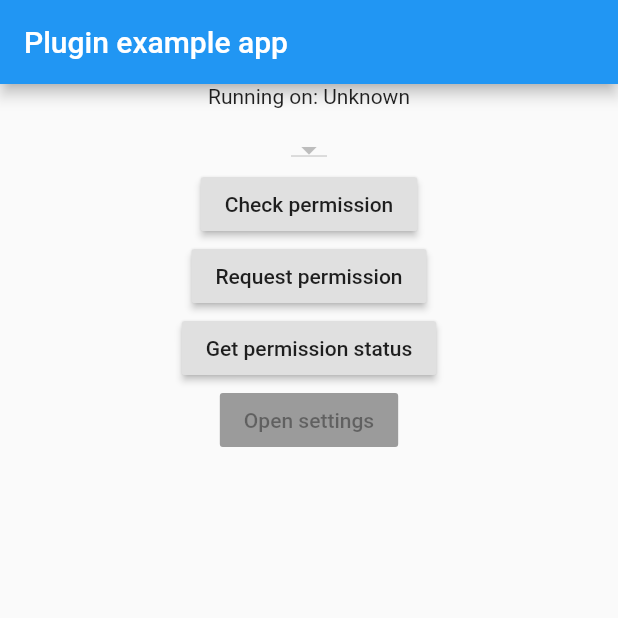
After one commit to shuguoli68/learn_three, a Flutter app: the screen it shows after launch, after a tap on "权限申请", on a phone screen of 412 x 824 dp, the top half of it. The commit adds this screen. Run offline on Flutter 3.47's test engine with Material 2 defaults, Android fonts, the phone set to English and light mode, and no system bars; our stand-ins replace connectivity, device_info, dio, flutter_local_notifications, image_picker, intro_slider and 2 more; missing offline and left inert: barcode_scan, simple_permissions, zeking_refresh.

Commit message:
添加permission

```diff
--- a/lib/home.dart
+++ b/lib/home.dart
@@ -9,6 +9,7 @@ import 'imgpicker/img_picker.dart';
 import 'layout/frosted_glass.dart';
 import 'layout/large_screen.dart';
 import 'layout/notification_simple.dart';
+import 'layout/permission_simple.dart';
 import 'layout/qrscan_simple.dart';
 import 'layout/slider_screen.dart';
 import 'mvp/view/login_page.dart';
@@ -48,6 +49,14 @@ class _HomePageState extends State<HomePage> {
                 child: RaisedButton(onPressed:(){
                   goTo(context, SliderScreen());
                 },child: Text('应该介绍页'),)
+            ),
+
+            Container(
+                margin: EdgeInsets.all(5),
+                width: double.maxFinite,
+                child: RaisedButton(onPressed:(){
+                  goTo(context, PermissionSimple());
+                },child: Text('权限申请'),)
             ),
 
             Container(
--- /dev/null
+++ b/lib/layout/permission_simple.dart
@@ -0,0 +1,101 @@
+import 'package:flutter/material.dart';
+import 'package:flutter/services.dart';
+import 'package:simple_permissions/simple_permissions.dart';
+
+class PermissionSimple extends StatefulWidget {
+  @override
+  State<PermissionSimple> createState() => _PermissionSimpleState();
+}
+
+class _PermissionSimpleState extends State<PermissionSimple> {
+  String _platformVersion = 'Unknown';
+  Permission permission;
+
+  @override
+  initState() {
+    super.initState();
+    initPlatformState();
+  }
+
+  // Platform messages are asynchronous, so we initialize in an async method.
+  initPlatformState() async {
+    String platformVersion;
+    // Platform messages may fail, so we use a try/catch PlatformException.
+    try {
+      platformVersion = await SimplePermissions.platformVersion;
+    } on PlatformException {
+      platformVersion = 'Failed to get platform version.';
+    }
+
+    // If the widget was removed from the tree while the asynchronous platform
+    // message was in flight, we want to discard the reply rather than calling
+    // setState to update our non-existent appearance.
+    if (!mounted) return;
+
+    setState(() {
+      _platformVersion = platformVersion;
+    });
+  }
+
+  @override
+  Widget build(BuildContext context) {
+    return new MaterialApp(
+      home: new Scaffold(
+        appBar: new AppBar(
+          title: new Text('Plugin example app'),
+        ),
+        body: new Center(
+          child: new Column(children: <Widget>[
+            new Text('Running on: $_platformVersion\n'),
+            new DropdownButton(
+                items: _getDropDownItems(),
+                value: permission,
+                onChanged: onDropDownChanged),
+            new RaisedButton(
+                onPressed: checkPermission,
+                child: new Text("Check permission")),
+            new RaisedButton(
+                onPressed: requestPermission,
+                child: new Text("Request permission")),
+            new RaisedButton(
+                onPressed: getPermissionStatus,
+                child: new Text("Get permission status")),
+            new RaisedButton(
+                onPressed: SimplePermissions.openSettings,
+                child: new Text("Open settings"))
+          ]),
+        ),
+      ),
+    );
+  }
+
+  onDropDownChanged(Permission permission) {
+    setState(() => this.permission = permission);
+    print(permission);
+  }
+
+  requestPermission() async {
+    final res = await SimplePermissions.requestPermission(permission);
+    print("permission request result is " + res.toString());
+  }
+
+  checkPermission() async {
+    bool res = await SimplePermissions.checkPermission(permission);
+    print("permission is " + res.toString());
+  }
+
+  getPermissionStatus() async {
+    final res = await SimplePermissions.getPermissionStatus(permission);
+    print("permission status is " + res.toString());
+  }
+
+  List<DropdownMenuItem<Permission>> _getDropDownItems() {
+    List<DropdownMenuItem<Permission>> items = new List();
+    Permission.values.forEach((permission) {
+      var item = new DropdownMenuItem(
+          child: new Text(getPermissionString(permission)), value: permission);
+      items.add(item);
+    });
+    return items;
+  }
+}
--- a/pubspec.yaml
+++ b/pubspec.yaml
@@ -36,6 +36,7 @@ dependencies:
   flutter_local_notifications: ^0.9.1 # https://pub.dev/packages/flutter_local_notifications
   qr_flutter: ^3.1.0 # https://pub.dev/packages/qr_flutter
   barcode_scan: ^1.0.0 # https://pub.dev/packages/barcode_scan
+  simple_permissions: ^0.1.9 # https://pub.dev/packages/simple_permissions
 
 
 dev_dependencies:
```
Also changed, not shown: pubspec.lock, 1 other file.
